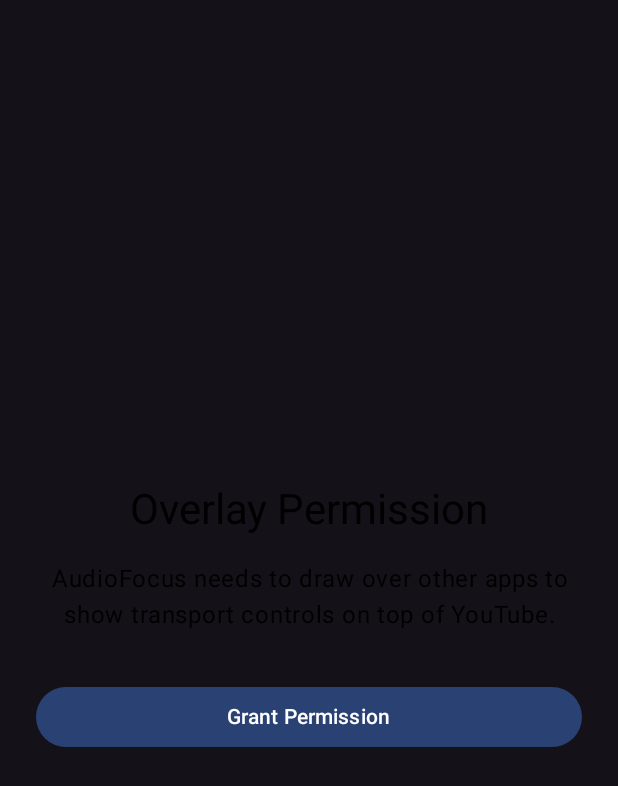
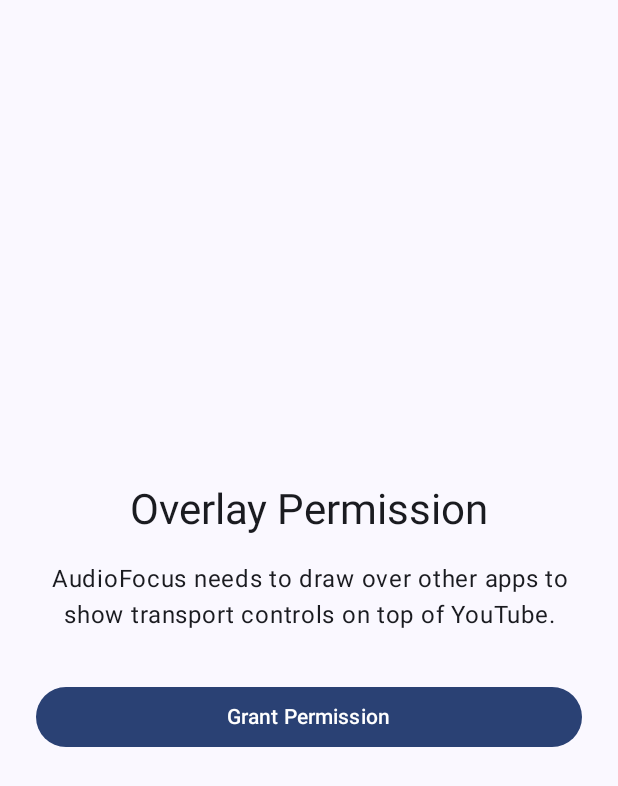
Before and after one commit to Polaralias/AudioFocus, an Android app built with Jetpack Compose: the screen it shows after launch (OnboardingActivity), on a phone screen of 412 x 824 dp. Shown: the top 786 px of the screen. Run offline under Robolectric (Android 15) with nearby library versions, the phone set to English and light mode, and no system bars.

Commit message:
Align onboarding UI with MaterialTheme colors

```diff
--- a/app/src/main/java/com/polaralias/audiofocus/onboarding/OnboardingActivity.kt
+++ b/app/src/main/java/com/polaralias/audiofocus/onboarding/OnboardingActivity.kt
@@ -23,9 +23,12 @@ import androidx.compose.foundation.layout.padding
 import androidx.compose.foundation.layout.safeDrawing
 import androidx.compose.foundation.layout.windowInsetsPadding
 import androidx.compose.material3.Button
+import androidx.compose.material3.LocalContentColor
 import androidx.compose.material3.MaterialTheme
+import androidx.compose.material3.Surface
 import androidx.compose.material3.Text
 import androidx.compose.runtime.Composable
+import androidx.compose.runtime.CompositionLocalProvider
 import androidx.compose.runtime.LaunchedEffect
 import androidx.compose.runtime.collectAsState
 import androidx.compose.runtime.getValue
@@ -101,6 +104,13 @@ class OnboardingActivity : ComponentActivity() {
                         }
                     }
 
+                    Surface(
+                        modifier = Modifier.fillMaxSize(),
+                        color = MaterialTheme.colorScheme.background
+                    ) {
+                        CompositionLocalProvider(
+                            LocalContentColor provides MaterialTheme.colorScheme.onBackground
+                        ) {
                             OnboardingScreen(
                                 state = state,
                                 onRequestOverlay = { openOverlayPermission() },
@@ -118,6 +128,8 @@ class OnboardingActivity : ComponentActivity() {
                                 onContinue = { viewModel.startWelcome() },
                                 onRetry = { viewModel.checkPermissionsAndUpdateStep() }
                             )
+                        }
+                    }
                 }
             }
             Log.d(TAG, "OnboardingActivity content set successfully")
@@ -274,13 +286,15 @@ private fun WelcomeScreen(onContinue: () -> Unit) {
         Text(
             text = stringResource(R.string.onboarding_welcome_title),
             style = MaterialTheme.typography.headlineMedium,
-            textAlign = TextAlign.Center
+            textAlign = TextAlign.Center,
+            color = MaterialTheme.colorScheme.onBackground
         )
         Spacer(modifier = Modifier.height(16.dp))
         Text(
             text = stringResource(R.string.onboarding_welcome_message),
             style = MaterialTheme.typography.bodyLarge,
-            textAlign = TextAlign.Center
+            textAlign = TextAlign.Center,
+            color = MaterialTheme.colorScheme.onBackground
         )
         Spacer(modifier = Modifier.height(32.dp))
         Button(
@@ -313,13 +327,15 @@ private fun PermissionScreen(
         Text(
             text = title,
             style = MaterialTheme.typography.headlineMedium,
-            textAlign = TextAlign.Center
+            textAlign = TextAlign.Center,
+            color = MaterialTheme.colorScheme.onBackground
         )
         Spacer(modifier = Modifier.height(16.dp))
         Text(
             text = rationale,
             style = MaterialTheme.typography.bodyLarge,
-            textAlign = TextAlign.Center
+            textAlign = TextAlign.Center,
+            color = MaterialTheme.colorScheme.onBackground
         )
 
         if (showError) {
@@ -381,13 +397,15 @@ private fun CompleteScreen(onComplete: () -> Unit) {
         Text(
             text = stringResource(R.string.onboarding_complete_title),
             style = MaterialTheme.typography.headlineMedium,
-            textAlign = TextAlign.Center
+            textAlign = TextAlign.Center,
+            color = MaterialTheme.colorScheme.onBackground
         )
         Spacer(modifier = Modifier.height(16.dp))
         Text(
             text = stringResource(R.string.onboarding_complete_message),
             style = MaterialTheme.typography.bodyLarge,
-            textAlign = TextAlign.Center
+            textAlign = TextAlign.Center,
+            color = MaterialTheme.colorScheme.onBackground
         )
         Spacer(modifier = Modifier.height(32.dp))
         Button(
```
Lines whose indentation alone changed are shown as unchanged.
